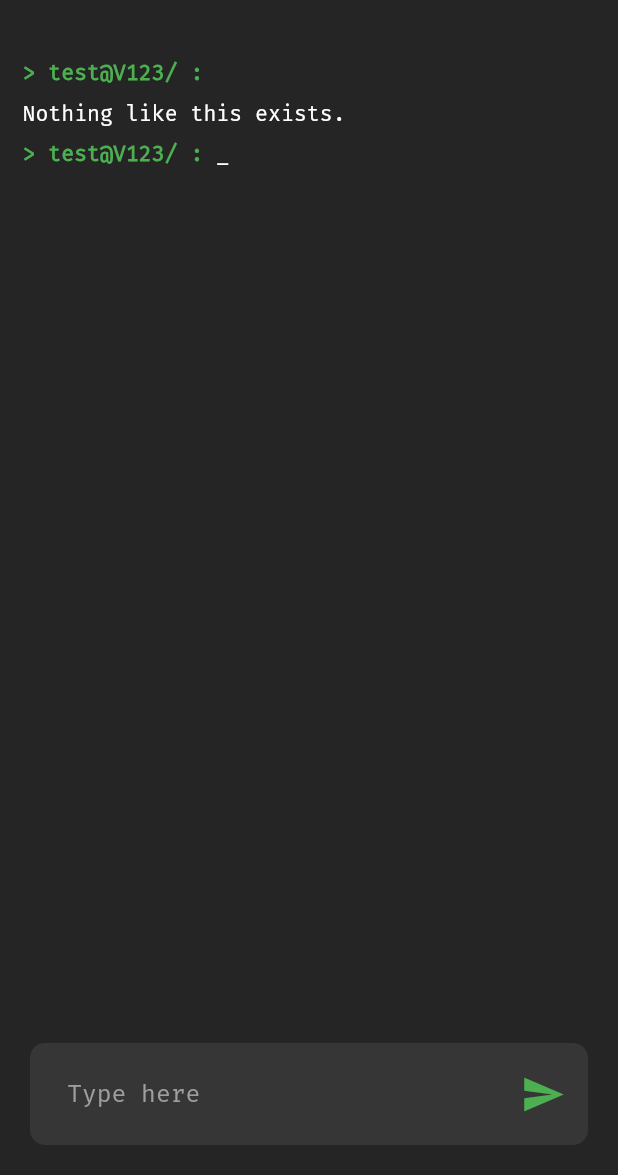
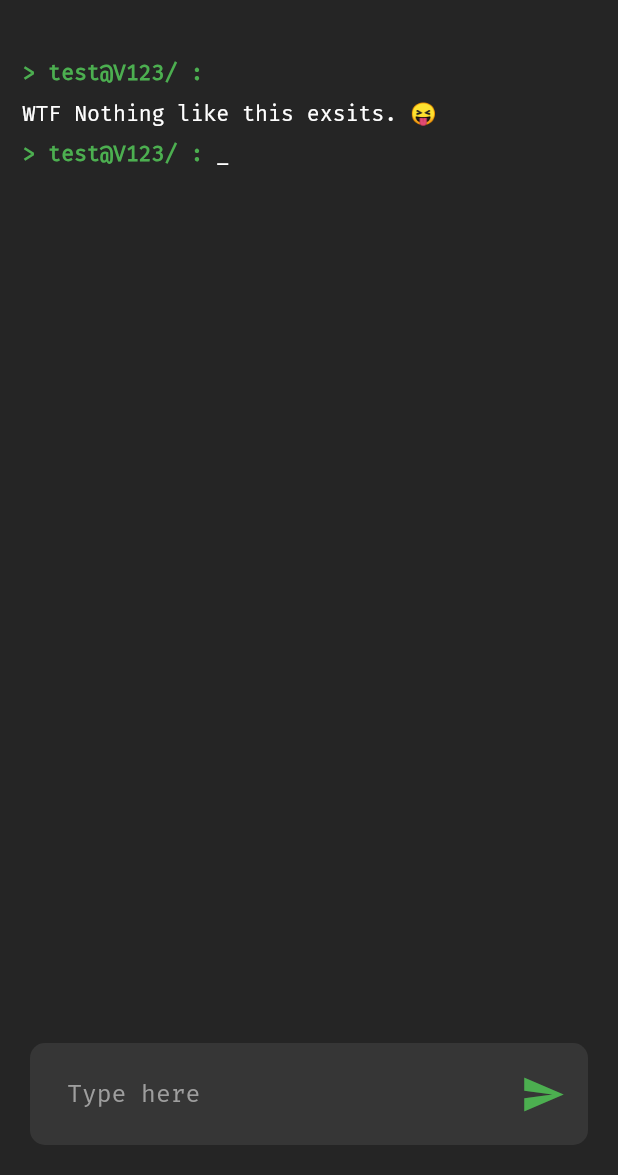
Before and after one commit to kkothari2001/twAIn, a Flutter app: the screen it shows after launch, after a tap on the "send" icon, on a phone screen of 412 x 824 dp, the part 61-1236 px from its top. Run offline on Flutter 3.47's test engine with Material 2 defaults, Android fonts, the light colour scheme and no system bars.

Commit message:
cleaning code + adding commands to terminal in mobile app

```diff
--- /dev/null
+++ b/MobileApp/twain_app/lib/commons/HexColor.dart
@@ -0,0 +1,13 @@
+import 'package:flutter/material.dart';
+
+class HexColor extends Color {
+  static int _getColorFromHex(String hexColor) {
+    hexColor = hexColor.toUpperCase().replaceAll("#", "");
+    if (hexColor.length == 6) {
+      hexColor = "FF" + hexColor;
+    }
+    return int.parse(hexColor, radix: 16);
+  }
+
+  HexColor(final String hexColor) : super(_getColorFromHex(hexColor));
+}
--- a/MobileApp/twain_app/lib/main.dart
+++ b/MobileApp/twain_app/lib/main.dart
@@ -1,27 +1,90 @@
 import 'package:flutter/material.dart';
-import 'package:twain_app/model/history.dart';
+import 'package:twain_app/commons/HexColor.dart';
+import 'package:twain_app/model/command_model.dart';
+
+/*
+ * Commands :
+ * cd, ls, clear, help, about
+ *
+ */
+
+String aboutString = "This app is for the project being made by Team GoogleKarnaHamseSikho.\nWelcome to twAIn - A Story Generator powered by AI\n\nCreators :\nRavi 🦉\nKush 🐒\nShreyas 🦊\nNikheel 🦅";
 
 void main() => runApp(MaterialApp(
       home: Home(),
     ));
 
 Map<String, String> commandsBook = {
-  'help' : 'Try \'ls\' and \'cd\' to navigate through the app.',
+  'help': 'Try \'ls\' and \'cd\' to navigate through the app.',
 };
 
+List getOutputForThisCommand(String commandtyped, String curDir) {
+  Command tempNextOutput;
 
-class HexColor extends Color {
-  static int _getColorFromHex(String hexColor) {
-    hexColor = hexColor.toUpperCase().replaceAll("#", "");
-    if (hexColor.length == 6) {
-      hexColor = "FF" + hexColor;
+  // if cd command
+  if(commandtyped.startsWith('cd')){
+    tempNextOutput = Command(preCommand: '', command: '', type: 1);
+    String cdLoc = commandtyped.substring(3);
+    if(curDir == '/'){
+      if(cdLoc == 'project' || cdLoc == 'folder2' || cdLoc == 'memes') { curDir = '$curDir$cdLoc/'; }
+      else { tempNextOutput.command = 'Nothing found like this.'; }
     }
-    return int.parse(hexColor, radix: 16);
+    else if(curDir == '/project/'){
+      if(cdLoc == 'lstm' || cdLoc == 'gpt2') { curDir = '$curDir$cdLoc/'; }
+      else { tempNextOutput.command = 'Nothing found like this.'; }
+    }
+    else if(curDir == '/folder2/'){
+      tempNextOutput.command = 'Nothing found like this.';
+    }
+    else if(curDir == '/memes/'){
+      tempNextOutput.command = 'Nothing found like this.';
+    }
+    else if(curDir == '/project/lstm/'){
+      tempNextOutput.command = 'Nothing found like this.';
+    }
+    else if(curDir == '/project/gpt2/'){
+      tempNextOutput.command = 'Nothing found like this.';
+    }
+    return [tempNextOutput, curDir];
   }
 
-  HexColor(final String hexColor) : super(_getColorFromHex(hexColor));
+  // If not cd command
+  switch(commandtyped){
+    case 'help' : {
+      tempNextOutput = Command(preCommand: '', command: 'Try \'ls\' and \'cd\' to navigate through the app.', type: 1);
     }
+    break;
+    case 'ls' : {
+      if(curDir == '/'){ tempNextOutput = Command(preCommand: '', command: 'project  folder2  memes', type: 1); }
+      else if(curDir == '/project/'){ tempNextOutput = Command(preCommand: '', command: 'lstm  gpt2', type: 1); }
+      else if(curDir == '/folder2/'){ tempNextOutput = Command(preCommand: '', command: '', type: 1); }
+      else if(curDir == '/memes/'){ tempNextOutput = Command(preCommand: '', command: '', type: 1); }
+      else if(curDir == '/project/lstm/'){ tempNextOutput = Command(preCommand: '', command: 'story-gen-lstm', type: 1); }
+      else if(curDir == '/project/gpt2/'){ tempNextOutput = Command(preCommand: '', command: 'story-gen-gpt2', type: 1); }
+    }
+    break;
 
+    case 'clear' : {
+      tempNextOutput = Command(preCommand: '', command: '😈 You can\'t clear your past.', type: 1);
+    }
+    break;
+    // This app is for the project being made by Team GoogleKarnaHamseSikho.\nWelcome to twAIn - A Story Generator powered by AI\n\nCreators :\nRavi 🦉\nKush 🐒\nShreyas 🦊\nNikheel 🦅
+    case 'about' : {
+      tempNextOutput = Command(preCommand: '', command: aboutString, type: 1);
+    }
+    break;
+    case 'fuck' : {
+      tempNextOutput = Command(preCommand: '', command: 'That\'s Rude 🙁', type: 1);
+    }
+    break;
+
+    default: {
+      tempNextOutput = Command(preCommand: '', command: 'WTF Nothing like this exsits. 😝', type: 1);
+    }
+    break;
+  }
+  return [tempNextOutput, curDir];
+}
 
 class Home extends StatefulWidget {
   @override
@@ -31,62 +94,71 @@ class Home extends StatefulWidget {
 class _HomeState extends State<Home> {
   TextEditingController commandController = TextEditingController();
   ScrollController _scrollController = new ScrollController();
-  List<History> histories = [];
+  List<Command> histories = [];
   String curDir = '/';
+
+  void scrollToBottom(context) {
+    print('after rebuild');
+    _scrollController.animateTo(
+      _scrollController.position.maxScrollExtent,
+      duration: const Duration(milliseconds: 300),
+      curve: Curves.easeOut,
+    );
+  }
 
   @override
   void initState() {
     // TODO: implement initState
     super.initState();
-    History tempH = History(preCommand: 'test@V123' + curDir, command: '_', type: 0);
+    Command tempH =
+        Command(preCommand: 'test@V123' + curDir, command: '_', type: 0);
     histories.add(tempH);
   }
 
-  void setHistory(){
-    print('tap tap');
+  void setHistory() {
+    print('send tapped');
     String commandtyped = commandController.text.trim();
-      // look thr my command book and check this command
-      History nextOutput;
 
-      if(commandtyped == 'help'){
-        nextOutput = History(preCommand: '', command: 'Try \'ls\' and \'cd\' to navigate through the app.', type: 1);
-      }else if(commandtyped.startsWith('cd')){
+    if(commandtyped == '🦉🐒🦊🦅'){
+      histories.clear();
+      setState(() {
+        Command tempH =
+            Command(preCommand: 'test@V123' + curDir, command: '_', type: 0);
+        histories.add(tempH);
+        commandController.clear();
+      });
+      return;
+    }
+    // Callout and get output
+    List tempOutput = getOutputForThisCommand(commandtyped, curDir);
+    Command nextOutput = tempOutput[0];
+    curDir = tempOutput[1];
+
+    if(commandtyped.startsWith('cd') && nextOutput.command==''){
       nextOutput = null;
-        String cdLoc = commandtyped.substring(3);
-        if(cdLoc == 'project'){
-          curDir = '/' + cdLoc + '/';
-        }
-      }else if(commandtyped == 'clear'){
-        nextOutput = History(preCommand: '', command: '😈 You can\'t clear your past.', type: 1);
-      }
-      else{
-        nextOutput = History(preCommand: '', command: 'Nothing like this exists.', type: 1);
     }
 
     setState(() {
       histories[histories.length - 1].command = commandtyped;
-        if(nextOutput != null){
+      if (nextOutput != null) {
         histories.add(nextOutput);
       }
-        History tempH = History(preCommand: 'test@V123' + curDir, command: '_', type: 0);
+      Command tempH =
+          Command(preCommand: 'test@V123' + curDir, command: '_', type: 0);
       histories.add(tempH);
       commandController.clear();
-
     });
-
   }
 
   @override
   Widget build(BuildContext context) {
-
+    WidgetsBinding.instance.addPostFrameCallback(scrollToBottom);
     return Scaffold(
       appBar: AppBar(
         backgroundColor: HexColor('252525'),
         title: Text(
           'twAIn',
-          style: TextStyle(
-            fontFamily: 'Firacode'
-          ),
+          style: TextStyle(fontFamily: 'Firacode'),
         ),
         centerTitle: true,
         elevation: 0,
@@ -105,8 +177,9 @@ class _HomeState extends State<Home> {
                     //reverse: true,
                     shrinkWrap: true,
                     itemCount: histories.length,
-                    itemBuilder: (context, index){
-                      if(histories[index].type == 0){
+                    itemBuilder: (context, index) {
+                      print('list to be builded!');
+                      if (histories[index].type == 0) {
                         return Padding(
                           padding: const EdgeInsets.only(top: 10),
                           child: Row(
@@ -116,20 +189,21 @@ class _HomeState extends State<Home> {
                                 style: TextStyle(
                                     color: Colors.green,
                                     fontWeight: FontWeight.w600,
-                                  fontFamily: 'Firacode'
+                                    fontFamily: 'Firacode'),
                               ),
-                              ),
-                              Text(
+                              Flexible(
+                                child: Text(
                                   '${histories[index].command}',
                                   style: TextStyle(
                                     color: Colors.white,
                                     fontFamily: 'Firacode',
                                   ),
                                 ),
+                              ),
                             ],
                           ),
                         );
-                      }else if(histories[index].type == 1){
+                      } else if (histories[index].type == 1) {
                         return Padding(
                           padding: const EdgeInsets.only(top: 10),
                           child: Row(
@@ -147,69 +221,16 @@ class _HomeState extends State<Home> {
                           ),
                         );
                       }
-                    }
-
+                    }),
               ),
-                  // child: Column(
-                  //   children: <Widget>[
-                  //     Padding(
-                  //       padding: const EdgeInsets.only(top: 10),
-                  //       child: Row(
-                  //         children: <Widget>[
-                  //           Text(
-                  //             '> Username : ',
-                  //             style: TextStyle(
-                  //               color: Colors.green,
-                  //               fontWeight: FontWeight.w600,
-                  //               fontFamily: 'Firacode'
-                  //             ),
-                  //           ),
-                  //           Text(
-                  //             'GoogleKarnaHamseSikho',
-                  //             style: TextStyle(
-                  //               color: Colors.white,
-                  //               fontFamily: 'Firacode',
-                  //             ),
-                  //           ),
-                  //         ],
-                  //       ),
-                  //     ),
-                  //     Padding(
-                  //       padding: const EdgeInsets.only(top: 10),
-                  //       child: Row(
-                  //         children: <Widget>[
-                  //           Text(
-                  //             '> Password : ',
-                  //             style: TextStyle(
-                  //               color: Colors.green,
-                  //               fontWeight: FontWeight.w600,
-                  //               fontFamily: 'Firacode'
-                  //             ),
-                  //           ),
-                  //           Text(
-                  //             '*****',
-                  //             style: TextStyle(
-                  //               color: Colors.white,
-                  //               fontFamily: 'Firacode',
-                  //             ),
-                  //           ),
-                  //         ],
-                  //       ),
-                  //     ),
-
-                  //   ],
-                  // ),
-                ),
-              )
-            ),
+            )),
             Padding(
               padding: const EdgeInsets.all(10.0),
               child: Container(
                 padding: EdgeInsets.fromLTRB(15.0, 10, 15, 10),
                 decoration: BoxDecoration(
                     color: HexColor('363636'),
-                  borderRadius: BorderRadius.circular(10.0)
-                ),
+                    borderRadius: BorderRadius.circular(10.0)),
                 child: Row(
                   //mainAxisSize: MainAxisSize.max,
                   children: <Widget>[
@@ -220,31 +241,25 @@ class _HomeState extends State<Home> {
                           decoration: InputDecoration(
                             hintText: ' Type here',
                             hintStyle: TextStyle(
-                              color: Colors.grey,
-                              fontFamily: 'Firacode'
-                            ),
+                                color: Colors.grey, fontFamily: 'Firacode'),
                             border: InputBorder.none,
                           ),
                           cursorColor: Colors.green,
                           cursorWidth: 5.0,
                           style: TextStyle(
-                            color: Colors.white,
-                            fontFamily: 'Firacode'
-                          ),
+                              color: Colors.white, fontFamily: 'Firacode'),
                         ),
                       ),
                     ),
                     InkWell(
-                      onTap: (){
+                        onTap: () {
                           setHistory();
-                        _scrollController.animateTo(
-                          _scrollController.position.maxScrollExtent,
-                          duration: const Duration(milliseconds: 300),
-                          curve: Curves.easeOut,
-                        );
                         },
-                      child: Icon(Icons.send, color: Colors.green, size: 30,)
-                    ),
+                        child: Icon(
+                          Icons.send,
+                          color: Colors.green,
+                          size: 30,
+                        )),
                   ],
                 ),
               ),
--- a/MobileApp/twain_app/lib/model/history.dart
+++ b/MobileApp/twain_app/lib/model/command_model.dart
@@ -1,7 +1,7 @@
-class History{
+class Command{
   String preCommand; // Precommand is the green part
   String command;  //Command is what the user enters
   int type; //Type is what type of display it features
 
-  History({this.preCommand, this.command, this.type});
+  Command({this.preCommand, this.command, this.type});
 }
```
Lines whose indentation alone changed are shown as unchanged.
